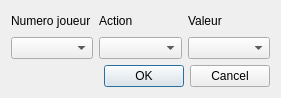
First picture: the form in ui/fenetremodifevenement.ui, repository flagage/volleyclubstats, before the edit.
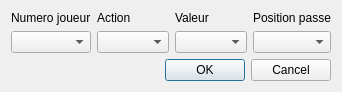
Second picture: the form after the edit.

The edit to the form file:
```diff
--- a/ui/fenetremodifevenement.ui
+++ b/ui/fenetremodifevenement.ui
@@ -6,8 +6,8 @@
    <rect>
     <x>0</x>
     <y>0</y>
-    <width>281</width>
-    <height>98</height>
+    <width>316</width>
+    <height>88</height>
    </rect>
   </property>
   <property name="windowTitle">
@@ -37,6 +37,13 @@
        </property>
       </widget>
      </item>
+     <item row="0" column="3">
+      <widget class="QLabel" name="label_4">
+       <property name="text">
+        <string>Position passe</string>
+       </property>
+      </widget>
+     </item>
      <item row="1" column="0">
       <widget class="QComboBox" name="comboBox"/>
      </item>
@@ -46,6 +53,9 @@
      <item row="1" column="2">
       <widget class="QComboBox" name="comboBox_3"/>
      </item>
+     <item row="1" column="3">
+      <widget class="QComboBox" name="comboBox_4"/>
+     </item>
     </layout>
    </item>
    <item row="1" column="0">
```
